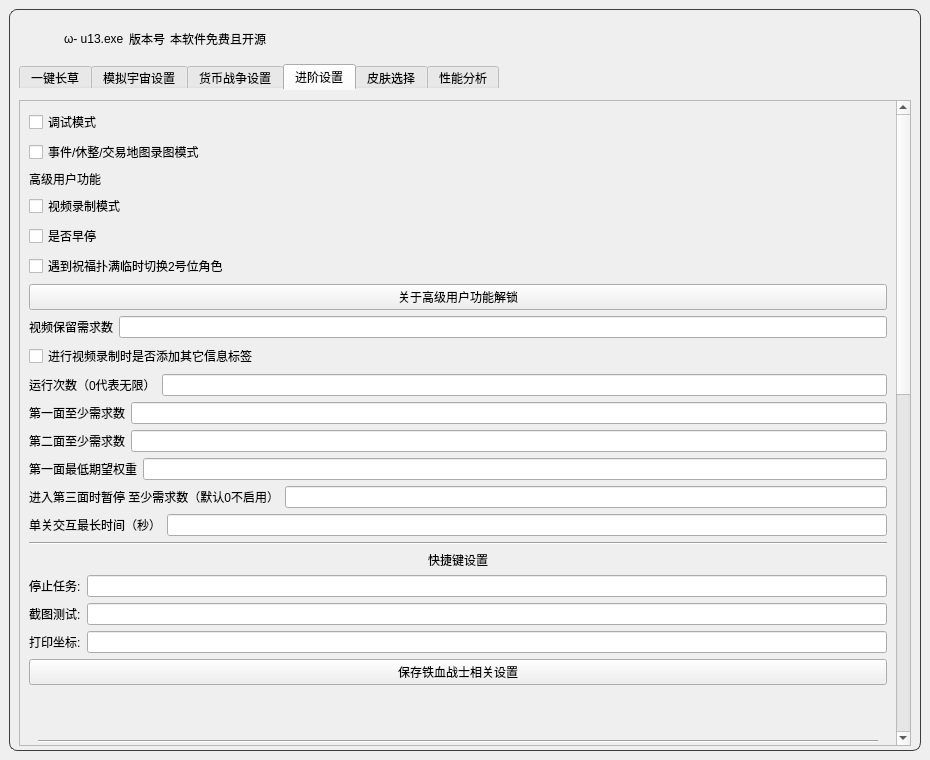
First picture: the form in resource/ui/UI.ui, repository syfoud/Simulated_Scepter, before the edit.
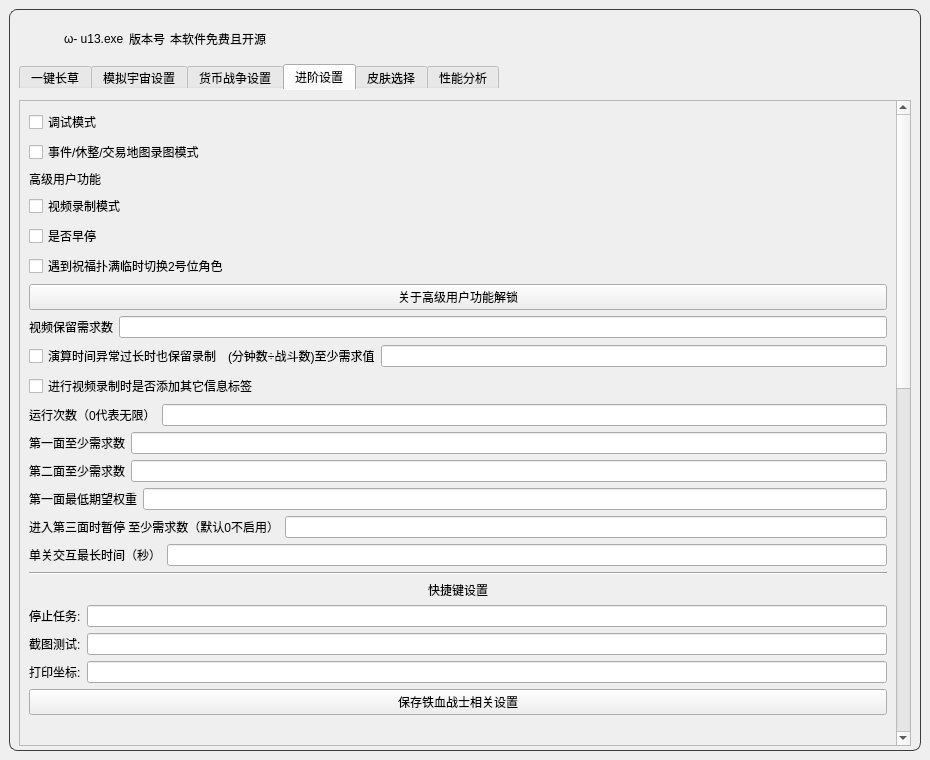
Second picture: the form after the edit. The open tabs and pages were chosen to show the change. Icons and pictures are not drawn.

Commit message: 增加“演算时间过长时也保留录制”ui

The edit to the form file:
```diff
--- a/resource/ui/UI.ui
+++ b/resource/ui/UI.ui
@@ -1301,6 +1301,27 @@
                  </item>
                 </layout>
                </item>
+               <item>
+                <layout class="QHBoxLayout" name="horizontalLayout_recording_keep_long_run">
+                 <item>
+                  <widget class="QCheckBox" name="recording_keep_long_run_checkbox">
+                   <property name="text">
+                    <string>演算时间异常过长时也保留录制</string>
+                   </property>
+                  </widget>
+                 </item>
+                 <item>
+                  <widget class="QLabel" name="label_recording_keep_long_run">
+                   <property name="text">
+                    <string>(分钟数÷战斗数)至少需求值</string>
+                   </property>
+                  </widget>
+                 </item>
+                 <item>
+                  <widget class="QLineEdit" name="recording_keep_long_run_input"/>
+                 </item>
+                </layout>
+               </item>
                <item>
                 <widget class="QCheckBox" name="recording_label_checkbox">
                  <property name="text">
```
